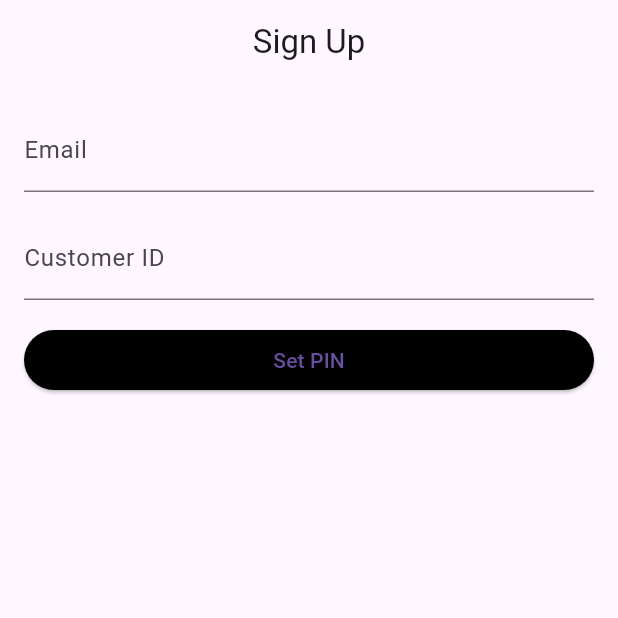
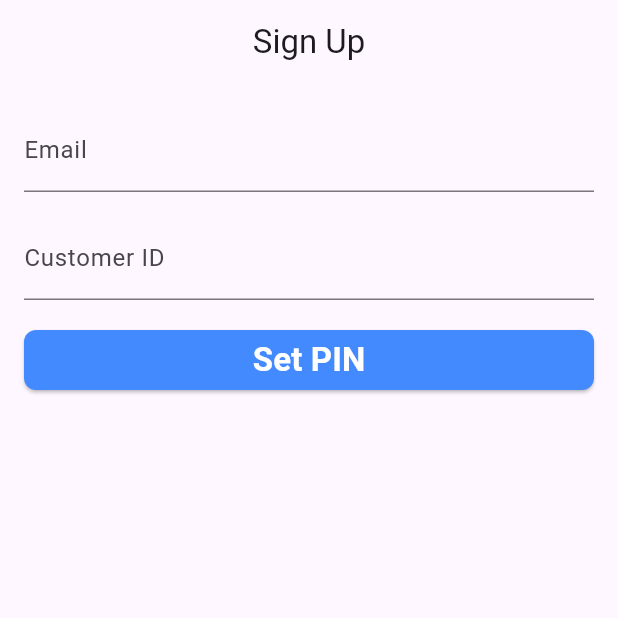
Before and after one commit to Mahek-Garala/Bank_Ease, a Flutter app: the screen it shows after launch, on a phone screen of 412 x 824 dp, the top half of it. Run offline on Flutter 3.47's test engine with Material 3 defaults, Android fonts, the light colour scheme and no system bars; our stand-ins replace cloud_firestore, firebase_core, flutter_spinkit, local_auth, localstorage, qr_flutter and 1 more; missing offline and left inert: auth_handler, mobile_scanner; accounts and stored records are empty.

Commit message:
UI change

```diff
--- a/lib/pages/QrPay.dart
+++ b/lib/pages/QrPay.dart
@@ -178,7 +178,7 @@ class _QrPayState extends State<QrPay> {
                 TextButton(
                   onPressed: () {
                     Navigator.of(context).pop();
-                    Navigator.pushReplacementNamed(context, '/transactionHistory');
+                    Navigator.pushReplacementNamed(context, '/home');
                   },
                   child: Text('OK'),
                 ),
--- a/lib/pages/QrPayment.dart
+++ b/lib/pages/QrPayment.dart
@@ -510,7 +510,7 @@ class _QRPaymentState extends State<QRPayment> {
                       print(_amount.text);
                       VerifyAmount();
                       if (isAmountValid) {
-                        Navigator.pushNamed(context, '/qr_pay', arguments: {'amount': _amount.text, 'remark': _remark.text, 'reciver_Cust': QrData});
+                        Navigator.pushReplacementNamed(context, '/qr_pay', arguments: {'amount': _amount.text, 'remark': _remark.text, 'reciver_Cust': QrData});
                       }
                     },
                     child: const Text(
--- a/lib/pages/profile.dart
+++ b/lib/pages/profile.dart
@@ -19,7 +19,10 @@ class _ProfileState extends State<Profile> {
 
     return Scaffold(
       appBar: AppBar(
-        title: Text('Profile'),
+        title: Text(
+          'Profile',
+          style: TextStyle(color: Colors.white),
+        ),
         backgroundColor: Colors.blueGrey[900],
         elevation: 0,
       ),
--- a/lib/pages/signup.dart
+++ b/lib/pages/signup.dart
@@ -49,6 +49,7 @@ class _SignupState extends State<Signup> {
         pref.setString('name', customer['name']);
         pref.setString('id', customer['customerID']);
         showSnackBar(context, "Customer Updated Succssefully..");
+        await AuthMethod().SetTransactionPin(customer['customerID'],setpinController.text);
         Navigator.pushReplacementNamed(context,'/login_page',arguments: {'id': customer['name'] , 'name':customer['customerID']});
       }else{
         showSnackBar(context, "Customer not Found..");
@@ -123,7 +124,10 @@ class _SignupState extends State<Signup> {
                 SizedBox(height: 16.0),
                 ElevatedButton(
                   style: ElevatedButton.styleFrom(
-                    backgroundColor: Colors.black,
+                    backgroundColor: Colors.blueAccent,
+                    shape: RoundedRectangleBorder(
+                      borderRadius: BorderRadius.circular(8.0),
+                    ),
                   ),
                   onPressed:() async {
                     if (_formKey.currentState!.validate()) {
@@ -142,7 +146,12 @@ class _SignupState extends State<Signup> {
                       }
                     }
                   },
-                  child: Text("Set PIN"),
+                  child: Text("Set PIN",
+                    style: TextStyle(
+                      fontSize: 22.0,
+                      fontWeight: FontWeight.bold,
+                      color: Colors.white,
+                    ),),
                 ),
                 SizedBox(height: 16.0),
                 SizedBox(height: 16.0),
@@ -179,7 +188,10 @@ class _SignupState extends State<Signup> {
                 if (verifyOtpField)
                   ElevatedButton(
                     style: ElevatedButton.styleFrom(
-                      backgroundColor: Colors.black,
+                      backgroundColor: Colors.blueAccent,
+                      shape: RoundedRectangleBorder(
+                        borderRadius: BorderRadius.circular(8.0),
+                      ),
                     ),
                     onPressed: () {
                       if (_formKey.currentState!.validate()) {
@@ -188,6 +200,7 @@ class _SignupState extends State<Signup> {
                         if(setpinController.text == confirmsetpinController.text)
                         {
                           setPin();
+
                         }
                         else
                         {
@@ -198,7 +211,12 @@ class _SignupState extends State<Signup> {
                         }
                       }
                     },
-                    child: Text("Sign Up"),
+                    child: Text("Sign Up",
+                      style: TextStyle(
+                        fontSize: 22.0,
+                        fontWeight: FontWeight.bold,
+                        color: Colors.white,
+                      ),),
                   ),
               ],
             ),
--- a/pubspec.yaml
+++ b/pubspec.yaml
@@ -48,9 +48,10 @@ dependencies:
   #email_otp: ^2.0.1
   auth_handler: ^1.0.0
   line_awesome_flutter: ^2.0.0
+  intl: ^0.17.0
+
   qr_flutter: ^4.1.0
   mobile_scanner: ^3.4.1
-  intl: ^0.17.0
 
 
 
```
Also changed, not shown: lib/auth_method.dart (+20 -0 lines), lib/pages/QrScannerOverlay.dart (+10 -8 lines), lib/pages/UpdateProfile.dart (+17 -0 lines), lib/pages/generateqrcode.dart (+2 -8 lines), lib/pages/home.dart (+14 -6 lines), lib/pages/login.dart (+27 -6 lines), lib/pages/scanqr.dart (+1 -6 lines), 1 other file.
